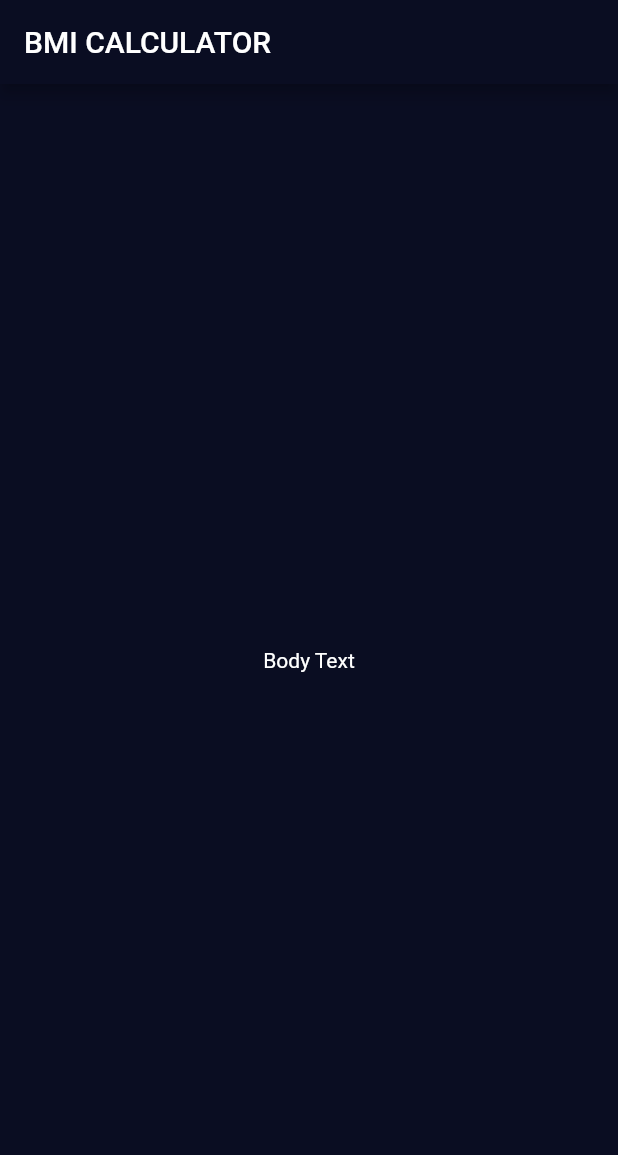
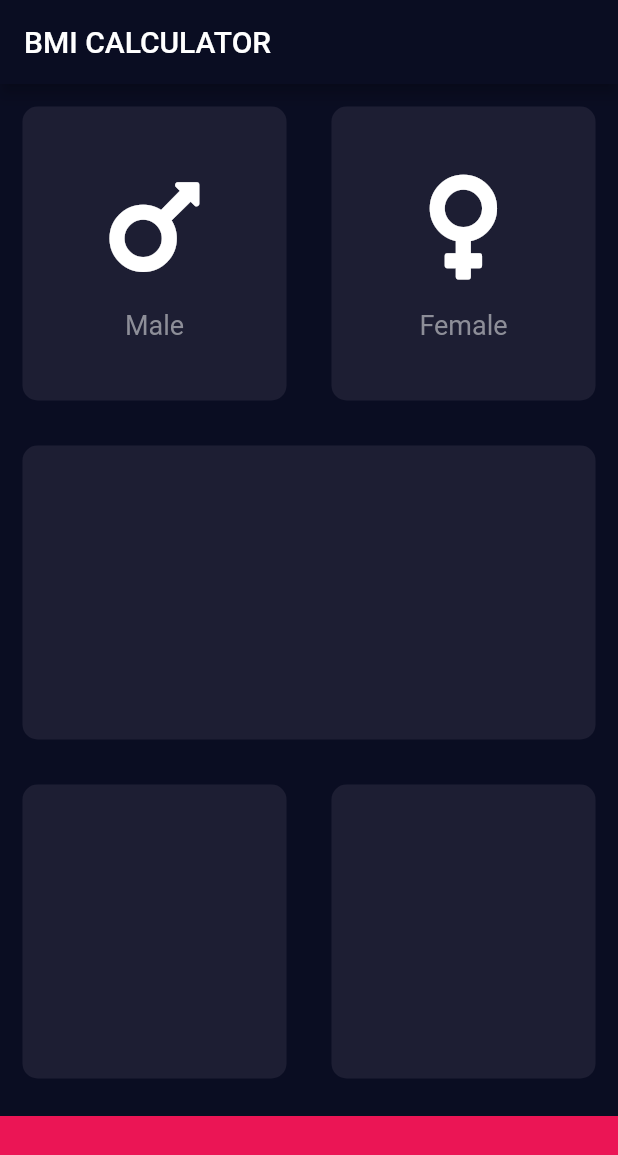
Before and after one commit to arwyne/bmi_calculator, a Flutter app: the screen it shows after launch, on a phone screen of 412 x 824 dp. Shown: the top 1155 px of the screen. Run offline on Flutter 3.47's test engine with Material 2 defaults, Android fonts, the phone set to English and light mode, and no system bars; our stand-ins replace font_awesome_flutter.

```diff
--- /dev/null
+++ b/lib/icon_content.dart
@@ -0,0 +1,31 @@
+import 'package:flutter/material.dart';
+
+const labelTextStyle = TextStyle(
+  fontSize: 18.0,
+  color: Color(0xFF8D8E98),
+);
+
+class IconContent extends StatelessWidget {
+  final IconData icon;
+  final String label;
+
+  IconContent({this.icon, this.label});
+
+  @override
+  Widget build(BuildContext context) {
+    return Column(
+      mainAxisAlignment: MainAxisAlignment.center,
+      children: <Widget>[
+        Icon(
+          icon,
+          size: 80.0,
+        ),
+        SizedBox(height: 15.0),
+        Text(
+          label,
+          style: labelTextStyle,
+        )
+      ],
+    );
+  }
+}
--- /dev/null
+++ b/lib/input_page.dart
@@ -0,0 +1,73 @@
+import 'package:flutter/material.dart';
+import 'package:font_awesome_flutter/font_awesome_flutter.dart';
+
+import './icon_content.dart';
+import './reusable_card.dart';
+
+const bottomContainerHeight = 80.0;
+const activeCardColor = Color(0xFF1D1E33);
+const bottomContainerColor = Color(0xFFEB1555);
+
+class InputPage extends StatefulWidget {
+  @override
+  _InputPageState createState() => _InputPageState();
+}
+
+class _InputPageState extends State<InputPage> {
+  @override
+  Widget build(BuildContext context) {
+    return Scaffold(
+        appBar: AppBar(
+          title: Text('BMI CALCULATOR'),
+        ),
+        body: Column(
+          children: <Widget>[
+            Expanded(
+              child: Row(
+                children: <Widget>[
+                  Expanded(
+                    child: ReusableCard(
+                      color: activeCardColor,
+                      cardChild: IconContent(
+                        icon: FontAwesomeIcons.mars,
+                        label: 'Male',
+                      ),
+                    ),
+                  ),
+                  Expanded(
+                    child: ReusableCard(
+                      color: activeCardColor,
+                      cardChild: IconContent(
+                        icon: FontAwesomeIcons.venus,
+                        label: 'Female',
+                      ),
+                    ),
+                  ),
+                ],
+              ),
+            ),
+            Expanded(
+              child: ReusableCard(color: activeCardColor),
+            ),
+            Expanded(
+              child: Row(
+                children: <Widget>[
+                  Expanded(
+                    child: ReusableCard(color: activeCardColor),
+                  ),
+                  Expanded(
+                    child: ReusableCard(color: activeCardColor),
+                  ),
+                ],
+              ),
+            ),
+            Container(
+              color: bottomContainerColor,
+              margin: EdgeInsets.only(top: 10.0),
+              width: double.infinity,
+              height: bottomContainerHeight,
+            )
+          ],
+        ));
+  }
+}
--- a/lib/main.dart
+++ b/lib/main.dart
@@ -1,4 +1,5 @@
 import 'package:flutter/material.dart';
+import './input_page.dart';
 
 void main() => runApp(BMICalculator());
 
@@ -14,22 +15,3 @@ class BMICalculator extends StatelessWidget {
     );
   }
 }
-
-class InputPage extends StatefulWidget {
-  @override
-  _InputPageState createState() => _InputPageState();
-}
-
-class _InputPageState extends State<InputPage> {
-  @override
-  Widget build(BuildContext context) {
-    return Scaffold(
-      appBar: AppBar(
-        title: Text('BMI CALCULATOR'),
-      ),
-      body: Center(
-        child: Text('Body Text'),
-      ),
-    );
-  }
-}
--- /dev/null
+++ b/lib/reusable_card.dart
@@ -0,0 +1,20 @@
+import 'package:flutter/material.dart';
+
+class ReusableCard extends StatelessWidget {
+  final Color color;
+  final Widget cardChild;
+
+  ReusableCard({@required this.color, this.cardChild});
+
+  @override
+  Widget build(BuildContext context) {
+    return Container(
+      child: cardChild,
+      margin: EdgeInsets.all(15),
+      decoration: BoxDecoration(
+        color: color,
+        borderRadius: BorderRadius.circular(10),
+      ),
+    );
+  }
+}
--- a/pubspec.yaml
+++ b/pubspec.yaml
@@ -3,7 +3,7 @@ description: A new Flutter project.
 
 # The following line prevents the package from being accidentally published to
 # pub.dev using `pub publish`. This is preferred for private packages.
-publish_to: 'none' # Remove this line if you wish to publish to pub.dev
+publish_to: "none" # Remove this line if you wish to publish to pub.dev
 
 # The following defines the version and build number for your application.
 # A version number is three numbers separated by dots, like 1.2.43
@@ -23,7 +23,7 @@ environment:
 dependencies:
   flutter:
     sdk: flutter
-
+  font_awesome_flutter: ^8.10.0
 
   # The following adds the Cupertino Icons font to your application.
   # Use with the CupertinoIcons class for iOS style icons.
@@ -38,7 +38,6 @@ dev_dependencies:
 
 # The following section is specific to Flutter.
 flutter:
-
   # The following line ensures that the Material Icons font is
   # included with your application, so that you can use the icons in
   # the material Icons class.
```
Also changed, not shown: pubspec.lock.
